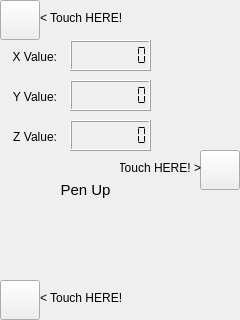
Before: the Qt Designer form Software/UI/ScreenCalibrationUI.ui in RootCNC/Root-Pendant, drawn with Qt 5.
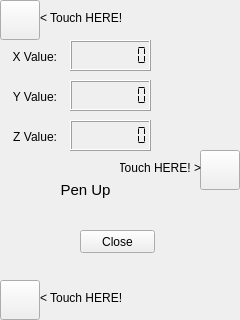
After: the same form once the commit is applied. Icons and pictures are not drawn.

```diff
--- a/Software/UI/ScreenCalibrationUI.ui
+++ b/Software/UI/ScreenCalibrationUI.ui
@@ -259,6 +259,19 @@
     <set>Qt::AlignRight|Qt::AlignTrailing|Qt::AlignVCenter</set>
    </property>
   </widget>
+  <widget class="QPushButton" name="Close">
+   <property name="geometry">
+    <rect>
+     <x>80</x>
+     <y>230</y>
+     <width>75</width>
+     <height>23</height>
+    </rect>
+   </property>
+   <property name="text">
+    <string>Close</string>
+   </property>
+  </widget>
  </widget>
  <resources/>
  <connections/>
```
Left out of the diff: 5 changed lines with no effect on the pictures.
